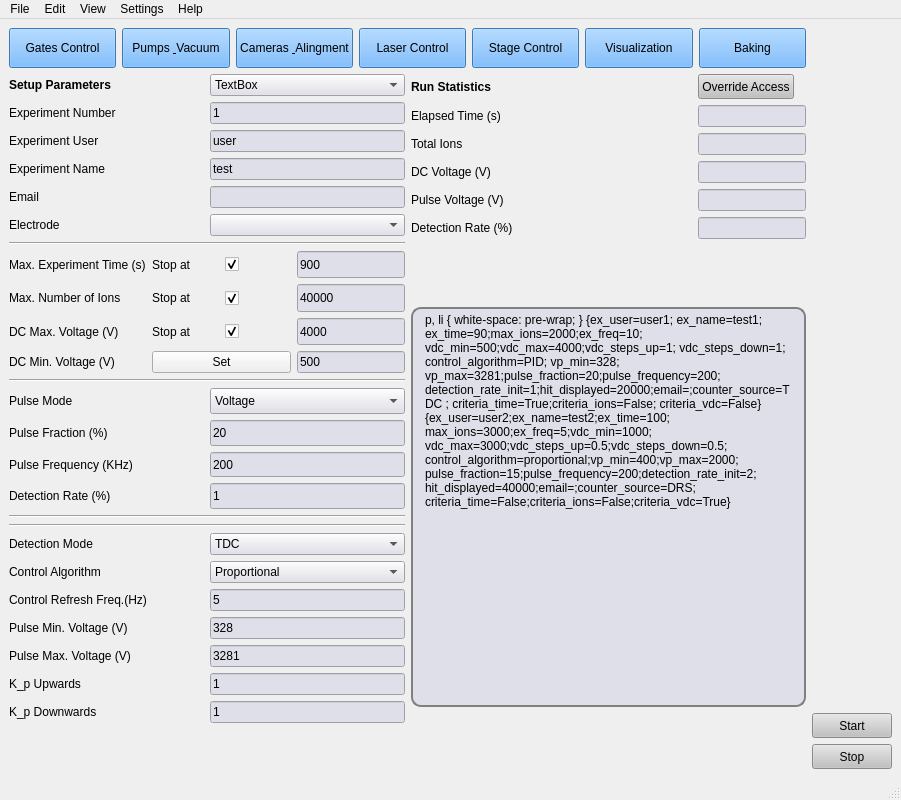
First picture: the form in pyccapt/files/PyQt6_UI/gui_main.ui, repository mehrpad/pyccapt, before the edit.
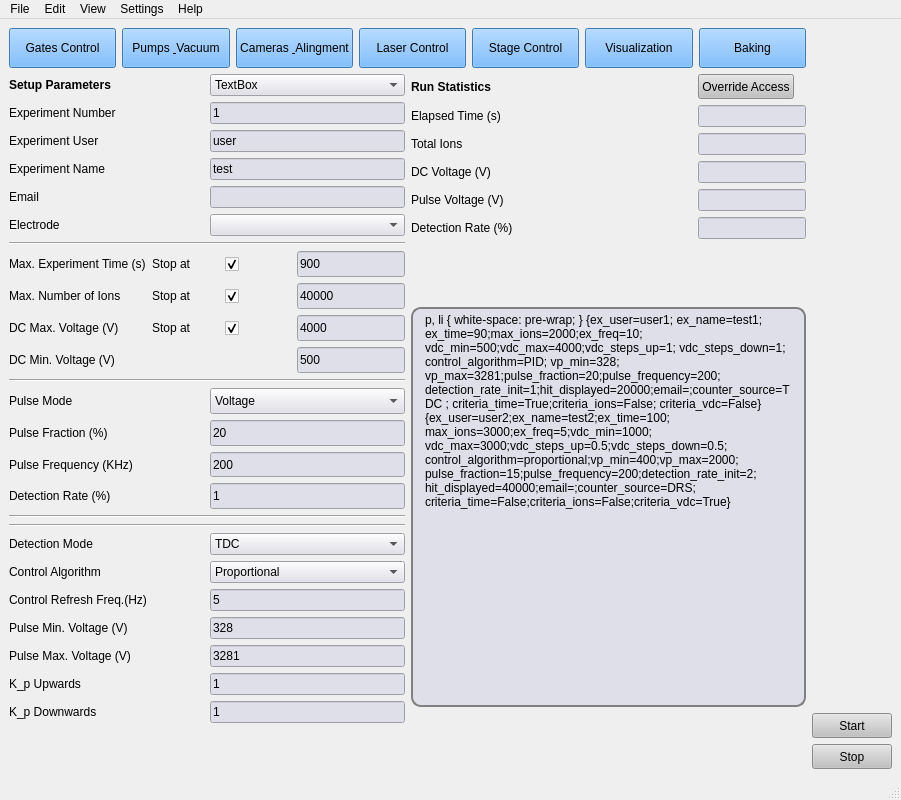
Second picture: the form after the edit.

Commit message: Move DC-voltage Set control to the Visualization window

The edit to the form file:
```diff
--- a/pyccapt/files/PyQt6_UI/gui_main.ui
+++ b/pyccapt/files/PyQt6_UI/gui_main.ui
@@ -532,19 +532,6 @@
                                                 </property>
                                             </widget>
                                         </item>
-                                        <item row="3" column="1" colspan="2">
-                                            <widget class="QPushButton" name="set_min_voltage">
-                                                <property name="minimumSize">
-                                                    <size>
-                                                        <width>0</width>
-                                                        <height>20</height>
-                                                    </size>
-                                                </property>
-                                                <property name="text">
-                                                    <string>Set</string>
-                                                </property>
-                                            </widget>
-                                        </item>
                                         <item row="0" column="3">
                                             <widget class="QLineEdit" name="ex_time">
                                                 <property name="sizePolicy">
```
Left out of the diff: 1 changed line with no effect on the pictures. The commit also changes 4 other files.
